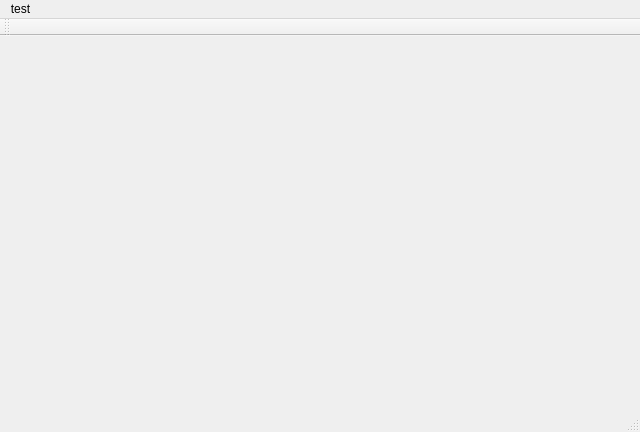
xukangmin/OpenSerialDAQ, file daq-desktop/MainWindow.ui: the form before one commit.
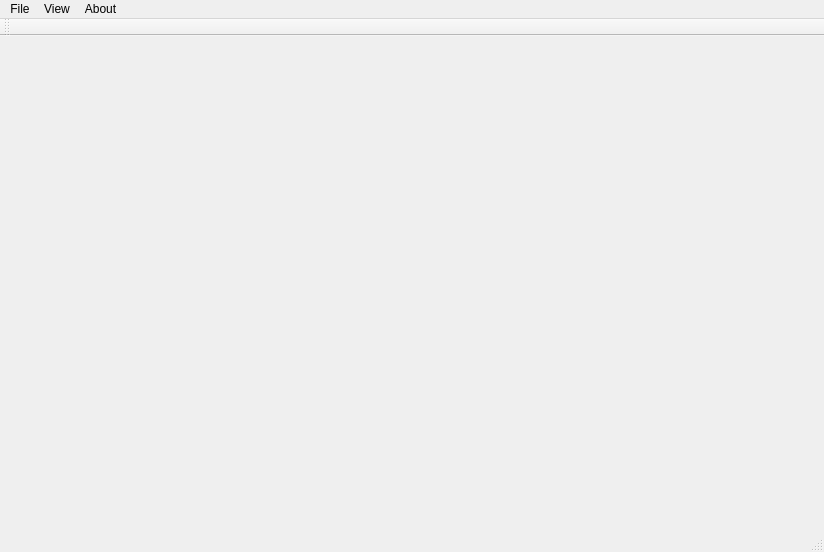
The form after the commit. Icons and pictures are not drawn.

```diff
--- a/daq-desktop/MainWindow.ui
+++ b/daq-desktop/MainWindow.ui
@@ -6,8 +6,8 @@
    <rect>
     <x>0</x>
     <y>0</y>
-    <width>640</width>
-    <height>432</height>
+    <width>824</width>
+    <height>552</height>
    </rect>
   </property>
   <property name="sizePolicy">
@@ -42,16 +42,37 @@
     <rect>
      <x>0</x>
      <y>0</y>
-     <width>640</width>
-     <height>20</height>
+     <width>824</width>
+     <height>21</height>
     </rect>
    </property>
    <widget class="QMenu" name="menutest">
     <property name="title">
-     <string>test</string>
+     <string>File</string>
+    </property>
+    <addaction name="actionLoad_Device_Config"/>
+    <addaction name="actionLoad_Station_Config"/>
+    <addaction name="separator"/>
+    <addaction name="actionSetting_2"/>
+    <addaction name="separator"/>
+    <addaction name="actionExit"/>
+   </widget>
+   <widget class="QMenu" name="menuView">
+    <property name="title">
+     <string>View</string>
+    </property>
+    <addaction name="actionChannels"/>
+    <addaction name="actionDevices_2"/>
+    <addaction name="actionStation_2"/>
+   </widget>
+   <widget class="QMenu" name="menuAbout">
+    <property name="title">
+     <string>About</string>
     </property>
    </widget>
    <addaction name="menutest"/>
+   <addaction name="menuView"/>
+   <addaction name="menuAbout"/>
   </widget>
   <widget class="QToolBar" name="toolBar">
    <property name="windowTitle">
```
Left out of the diff: 124 changed lines with no effect on the pictures.
